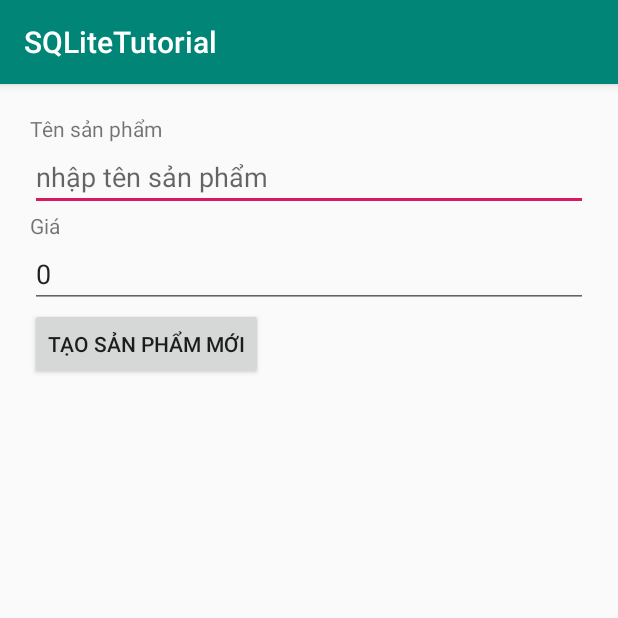
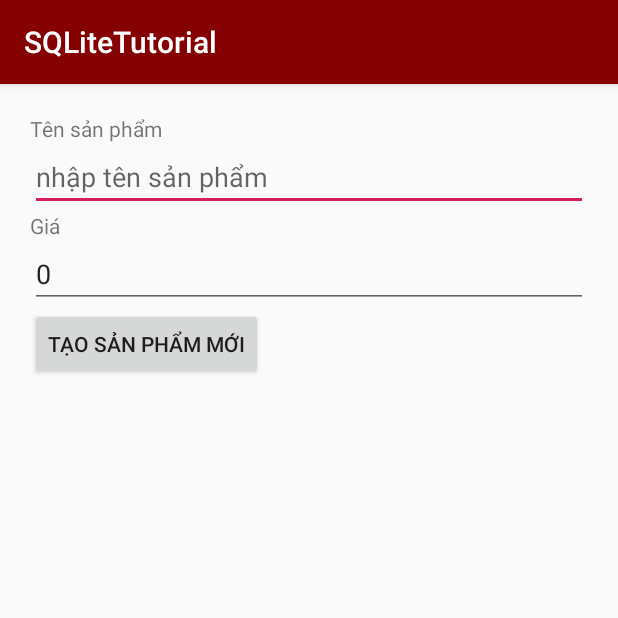
Before and after one commit to daidv2/android-sqlite-example1, an Android app: the EditProduct screen opened directly, with no data from a screen before it, on a phone screen of 412 x 824 dp, the top half of it. Run offline under Robolectric (Android 15) with nearby library versions, the phone set to English and light mode, and no system bars.

Commit message:
b20. Change icon app (mipmap)

```diff
--- a/app/src/main/res/mipmap-anydpi-v26/ic_launcher.xml
+++ b/app/src/main/res/mipmap-anydpi-v26/ic_launcher.xml
@@ -1,5 +1,5 @@
 <?xml version="1.0" encoding="utf-8"?>
 <adaptive-icon xmlns:android="http://schemas.android.com/apk/res/android">
-    <background android:drawable="@drawable/ic_launcher_background" />
-    <foreground android:drawable="@drawable/ic_launcher_foreground" />
+    <background android:drawable="@color/ic_launcher_background"/>
+    <foreground android:drawable="@mipmap/ic_launcher"/>
 </adaptive-icon>
--- a/app/src/main/res/mipmap-anydpi-v26/ic_launcher_round.xml
+++ b/app/src/main/res/mipmap-anydpi-v26/ic_launcher_round.xml
@@ -1,5 +1,5 @@
 <?xml version="1.0" encoding="utf-8"?>
 <adaptive-icon xmlns:android="http://schemas.android.com/apk/res/android">
-    <background android:drawable="@drawable/ic_launcher_background" />
-    <foreground android:drawable="@drawable/ic_launcher_foreground" />
+    <background android:drawable="@color/ic_launcher_background"/>
+    <foreground android:drawable="@mipmap/ic_launcher"/>
 </adaptive-icon>
--- a/app/src/main/res/values/colors.xml
+++ b/app/src/main/res/values/colors.xml
@@ -1,6 +1,6 @@
 <?xml version="1.0" encoding="utf-8"?>
 <resources>
-    <color name="colorPrimary">#008577</color>
-    <color name="colorPrimaryDark">#00574B</color>
+    <color name="colorPrimary">#850000</color>
+    <color name="colorPrimaryDark">#FFEB3B</color>
     <color name="colorAccent">#D81B60</color>
 </resources>
--- /dev/null
+++ b/app/src/main/res/values/ic_launcher_background.xml
@@ -0,0 +1,4 @@
+<?xml version="1.0" encoding="utf-8"?>
+<resources>
+    <color name="ic_launcher_background">#F2CE3C</color>
+</resources>
```
Also changed, not shown: app/src/main/ic_launcher-playstore.png (added), app/src/main/res/mipmap-hdpi/ic_launcher.png, app/src/main/res/mipmap-hdpi/ic_launcher_round.png, app/src/main/res/mipmap-mdpi/ic_launcher.png, app/src/main/res/mipmap-mdpi/ic_launcher_round.png, app/src/main/res/mipmap-xhdpi/ic_launcher.png, app/src/main/res/mipmap-xhdpi/ic_launcher_round.png, app/src/main/res/mipmap-xxhdpi/ic_launcher.png, app/src/main/res/mipmap-xxhdpi/ic_launcher_round.png, app/src/main/res/mipmap-xxxhdpi/ic_launcher.png, app/src/main/res/mipmap-xxxhdpi/ic_launcher_round.png.
